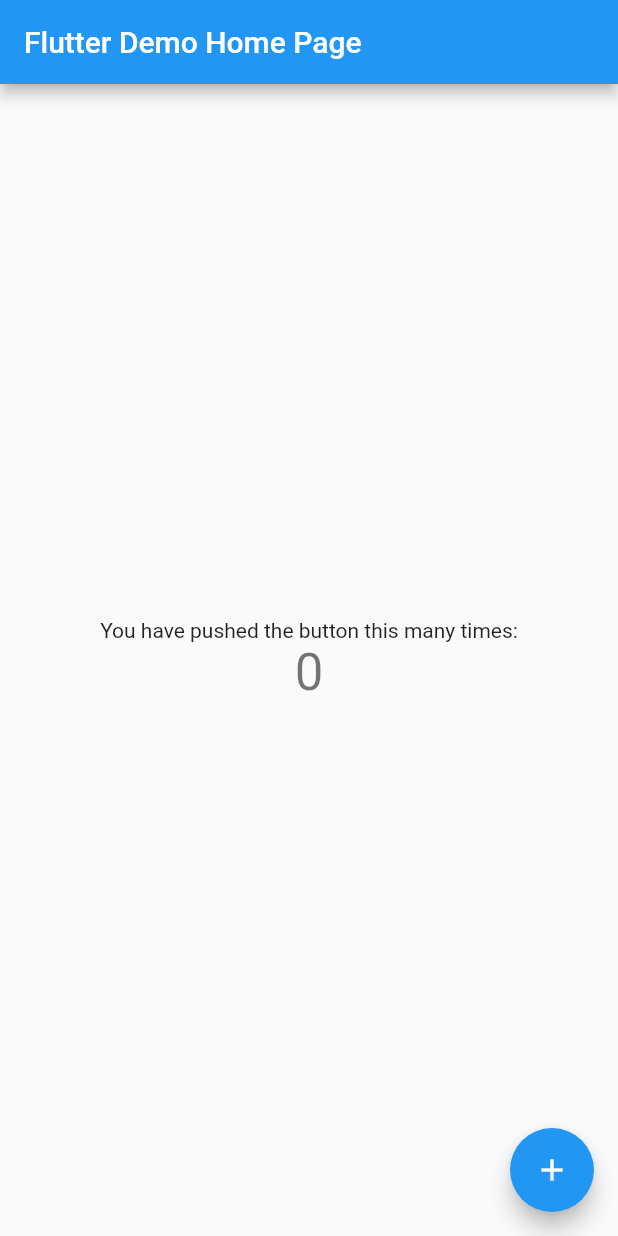
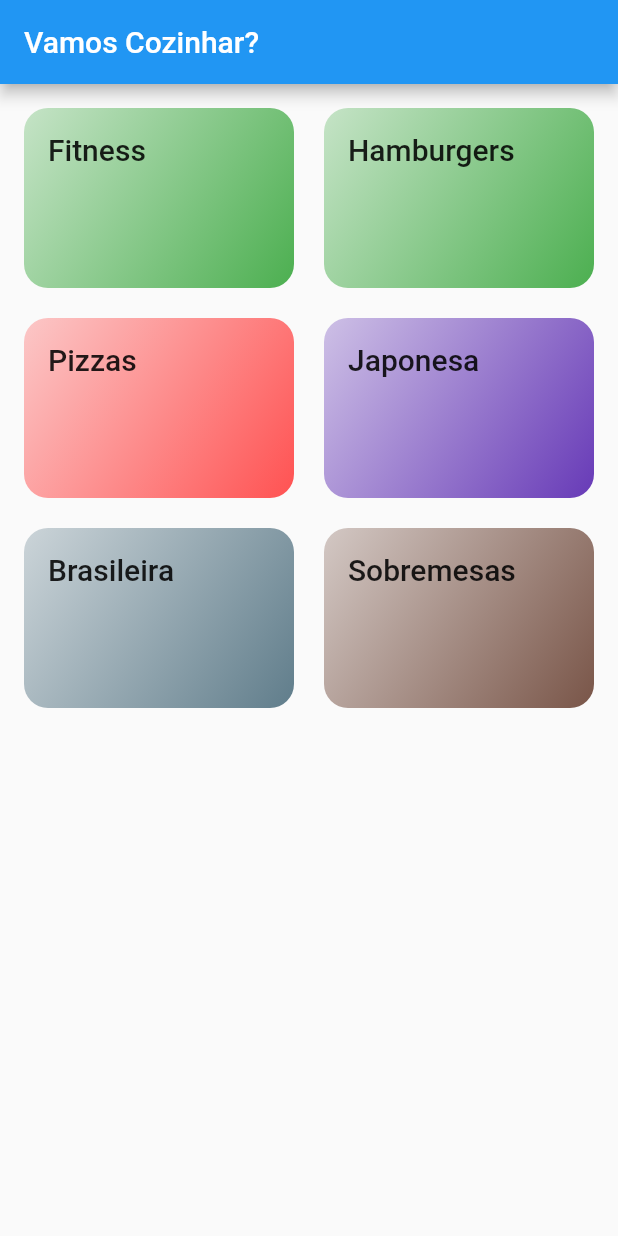
Before and after one commit to fhsbatista/meals, a Flutter app: the screen it shows after launch, on a phone screen of 412 x 824 dp. Run offline on Flutter 3.47's test engine with Material 2 defaults, Android fonts, the phone set to English and light mode, and no system bars.

Commit message:
Implemented first version of categories page

```diff
--- a/lib/main.dart
+++ b/lib/main.dart
@@ -1,66 +1,34 @@
 import 'package:flutter/material.dart';
+import 'package:meals/modules/categories/data/categories_local_datasource.dart';
+import 'package:meals/modules/categories/domain/get_categories_usecase.dart';
+import 'package:meals/modules/categories/ui/pages/categories_page.dart';
+
+import 'modules/categories/data/categories_repository.dart';
 
 void main() {
   runApp(MyApp());
 }
 
 class MyApp extends StatelessWidget {
-  // This widget is the root of your application.
   @override
   Widget build(BuildContext context) {
     return MaterialApp(
-      title: 'Flutter Demo',
+      title: 'Meals',
       theme: ThemeData(
         primarySwatch: Colors.blue,
         visualDensity: VisualDensity.adaptivePlatformDensity,
-      ),
-      home: MyHomePage(title: 'Flutter Demo Home Page'),
-    );
-  }
-}
-
-class MyHomePage extends StatefulWidget {
-  MyHomePage({Key key, this.title}) : super(key: key);
-
-  final String title;
-
-  @override
-  _MyHomePageState createState() => _MyHomePageState();
-}
-
-class _MyHomePageState extends State<MyHomePage> {
-  int _counter = 0;
-
-  void _incrementCounter() {
-    setState(() {
-      _counter++;
-    });
-  }
-
-  @override
-  Widget build(BuildContext context) {
-    return Scaffold(
-      appBar: AppBar(
-        title: Text(widget.title),
-      ),
-      body: Center(
-        child: Column(
-          mainAxisAlignment: MainAxisAlignment.center,
-          children: <Widget>[
-            Text(
-              'You have pushed the button this many times:',
-            ),
-            Text(
-              '$_counter',
-              style: Theme.of(context).textTheme.headline4,
-            ),
-          ],
+        textTheme: ThemeData.light().textTheme.copyWith(
+          headline6: TextStyle(
+            fontSize: 20,
+          ),
         ),
       ),
-      floatingActionButton: FloatingActionButton(
-        onPressed: _incrementCounter,
-        tooltip: 'Increment',
-        child: Icon(Icons.add),
+      home: CategoriesPage(
+        getCategoriesUseCase: GetCategoriesUseCase(
+          repository: CategoriesRepositoryImpl(
+            datasource: CategoriesLocalDatasourceImpl(),
+          ),
+        ),
       ),
     );
   }
--- /dev/null
+++ b/lib/modules/categories/data/categories_local_datasource.dart
@@ -0,0 +1,44 @@
+import 'package:flutter/material.dart';
+import 'package:meals/modules/categories/data/models/category_model.dart';
+
+abstract class CategoriesLocalDatasource {
+  List<CategoryModel> getCategories();
+}
+
+class CategoriesLocalDatasourceImpl extends CategoriesLocalDatasource {
+  final dummyCategories = const [
+    CategoryModel(
+      id: 'd9f',
+      title: 'Fitness',
+      color: Colors.green,
+    ),
+    CategoryModel(
+      id: '333eef',
+      title: 'Hamburgers',
+      color: Colors.green,
+    ),
+    CategoryModel(
+      id: 'acd092',
+      title: 'Pizzas',
+      color: Colors.redAccent,
+    ),
+    CategoryModel(
+      id: '98234ee',
+      title: 'Japonesa',
+      color: Colors.deepPurple,
+    ),
+    CategoryModel(
+      id: '9234daf,',
+      title: 'Brasileira',
+      color: Colors.blueGrey,
+    ),
+    CategoryModel(
+      id: '2334sdf',
+      title: 'Sobremesas',
+      color: Colors.brown,
+    ),
+  ];
+
+  @override
+  List<CategoryModel> getCategories() => dummyCategories;
+}
--- /dev/null
+++ b/lib/modules/categories/data/categories_repository.dart
@@ -0,0 +1,14 @@
+import 'package:flutter/foundation.dart' as foundation;
+import 'package:meals/modules/categories/data/categories_local_datasource.dart';
+import 'package:meals/modules/categories/domain/categories_repository.dart';
+import 'package:meals/modules/categories/domain/entities/category.dart';
+
+class CategoriesRepositoryImpl extends CategoriesRepository {
+  final CategoriesLocalDatasource datasource;
+
+  CategoriesRepositoryImpl({@foundation.required this.datasource});
+
+  @override
+  List<Category> getCategories() => datasource.getCategories();
+
+}
--- /dev/null
+++ b/lib/modules/categories/data/models/category_model.dart
@@ -0,0 +1,18 @@
+import 'package:flutter/cupertino.dart';
+import 'package:meals/modules/categories/domain/entities/category.dart';
+
+class CategoryModel extends Category {
+  final String id;
+  final String title;
+  final Color color;
+
+  const CategoryModel({
+    @required this.id,
+    @required this.title,
+    this.color,
+  }) : super(
+          id: id,
+          title: title,
+          color: color,
+        );
+}
--- /dev/null
+++ b/lib/modules/categories/domain/categories_repository.dart
@@ -0,0 +1,5 @@
+import 'package:meals/modules/categories/domain/entities/category.dart';
+
+abstract class CategoriesRepository {
+  List<Category> getCategories();
+}
--- /dev/null
+++ b/lib/modules/categories/domain/entities/category.dart
@@ -0,0 +1,15 @@
+import 'dart:ui';
+
+import 'package:flutter/material.dart';
+
+class Category {
+  final String id;
+  final String title;
+  final Color color;
+
+  const Category({
+    @required this.id,
+    @required this.title,
+    this.color = Colors.blue,
+  });
+}
--- /dev/null
+++ b/lib/modules/categories/domain/get_categories_usecase.dart
@@ -0,0 +1,12 @@
+import 'package:flutter/foundation.dart' as foundation;
+import 'package:meals/core/usecase.dart';
+import 'package:meals/modules/categories/domain/entities/category.dart';
+import 'package:meals/modules/categories/domain/categories_repository.dart';
+
+class GetCategoriesUseCase extends UseCase {
+  final CategoriesRepository repository;
+
+  GetCategoriesUseCase({@foundation.required this.repository});
+
+  List<Category> call() => repository.getCategories();
+}
--- /dev/null
+++ b/lib/modules/categories/ui/pages/categories_page.dart
@@ -0,0 +1,30 @@
+import 'package:flutter/material.dart';
+import 'package:meals/modules/categories/domain/entities/category.dart';
+import 'package:meals/modules/categories/domain/get_categories_usecase.dart';
+import 'package:meals/modules/categories/ui/widgets/category_item.dart';
+
+class CategoriesPage extends StatelessWidget {
+  final GetCategoriesUseCase getCategoriesUseCase;
+
+  CategoriesPage({@required this.getCategoriesUseCase});
+
+  List<Category> _getCategories() => getCategoriesUseCase();
+
+  @override
+  Widget build(BuildContext context) {
+    return Scaffold(
+      appBar: AppBar(
+        title: Text('Vamos Cozinhar?'),
+      ),
+      body: GridView(
+        padding: const EdgeInsets.all(16),
+        gridDelegate: SliverGridDelegateWithMaxCrossAxisExtent(
+            maxCrossAxisExtent: 200,
+            childAspectRatio: 3 / 2,
+            crossAxisSpacing: 20,
+            mainAxisSpacing: 20),
+        children: _getCategories().map((e) => CategoryItem(e)).toList(),
+      ),
+    );
+  }
+}
--- /dev/null
+++ b/lib/modules/categories/ui/widgets/category_item.dart
@@ -0,0 +1,29 @@
+import 'package:flutter/material.dart';
+import 'package:meals/modules/categories/domain/entities/category.dart';
+
+class CategoryItem extends StatelessWidget {
+  final Category category;
+
+  CategoryItem(this.category);
+
+  @override
+  Widget build(BuildContext context) {
+    return Container(
+      padding: const EdgeInsets.all(16),
+      decoration: BoxDecoration(
+        borderRadius: BorderRadius.circular(16),
+        gradient: LinearGradient(
+            colors: [category.color.withOpacity(0.3), category.color],
+            begin: Alignment.topLeft,
+            end: Alignment.bottomRight),
+      ),
+      child: Align(
+        alignment: Alignment.topLeft,
+        child: Text(
+          category.title,
+          style: Theme.of(context).textTheme.headline6,
+        ),
+      ),
+    );
+  }
+}
```
